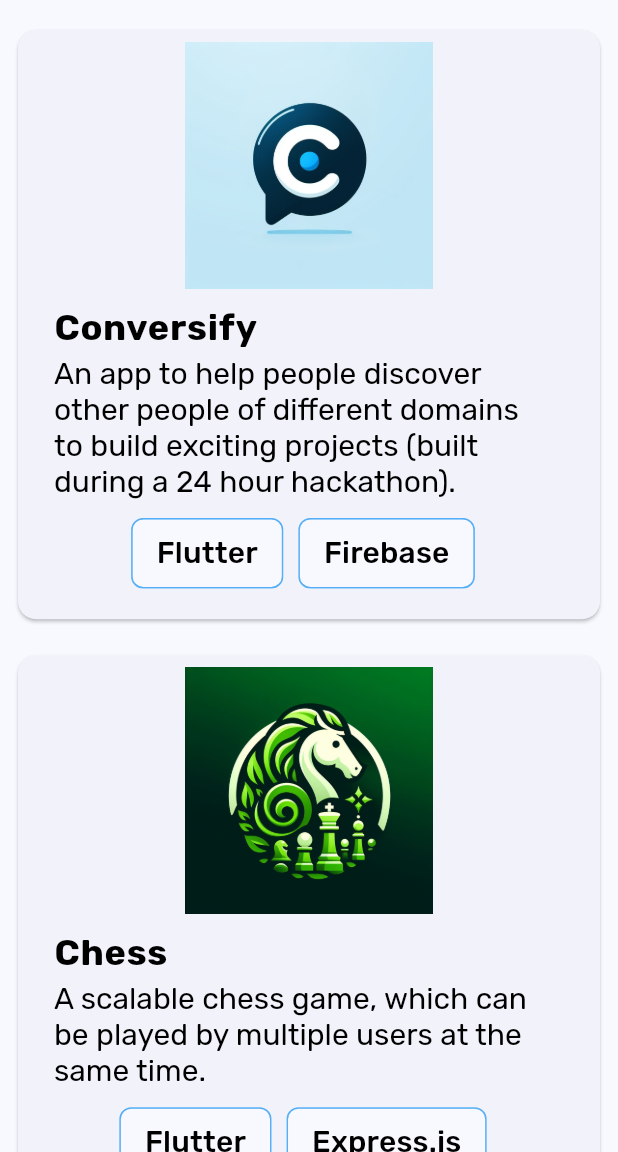
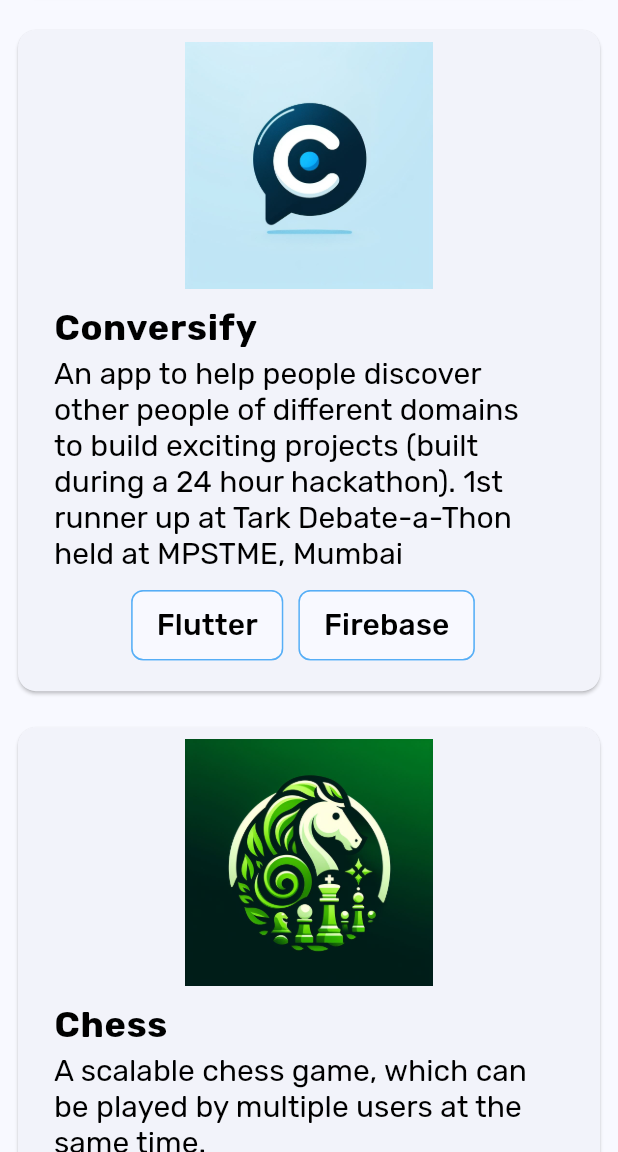
Before and after one commit to MananGandhi1810/Portfolio-Website, a Flutter app: the ProjectsPage screen opened directly, scrolled down 2304 dp, on a phone screen of 412 x 824 dp, the part 84-1236 px from its top. Run offline on Flutter 3.47's test engine with Material 3 defaults, Android fonts, the phone set to English and light mode, and no system bars; our stand-ins replace dio, google_fonts, shimmer, simple_icons, toastification; missing offline and left inert: device_frame, starsview.

Commit message:
Changed project content

```diff
--- a/lib/presentation/mobile_screens/projects_page.dart
+++ b/lib/presentation/mobile_screens/projects_page.dart
@@ -96,7 +96,7 @@ class ProjectsPage extends StatelessWidget {
               projectName: "Conversify",
               projectImage: "assets/images/projects/conversify_app.png",
               projectDescription:
-                  "An app to help people discover other people of different domains to build exciting projects (built during a 24 hour hackathon).",
+                  "An app to help people discover other people of different domains to build exciting projects (built during a 24 hour hackathon). 1st runner up at Tark Debate-a-Thon held at MPSTME, Mumbai",
               projectLink:
                   "https://github.com/MananGandhi1810/Verbal-Virtuosos-Debate-a-thon",
               projectTechnologies: [
```
